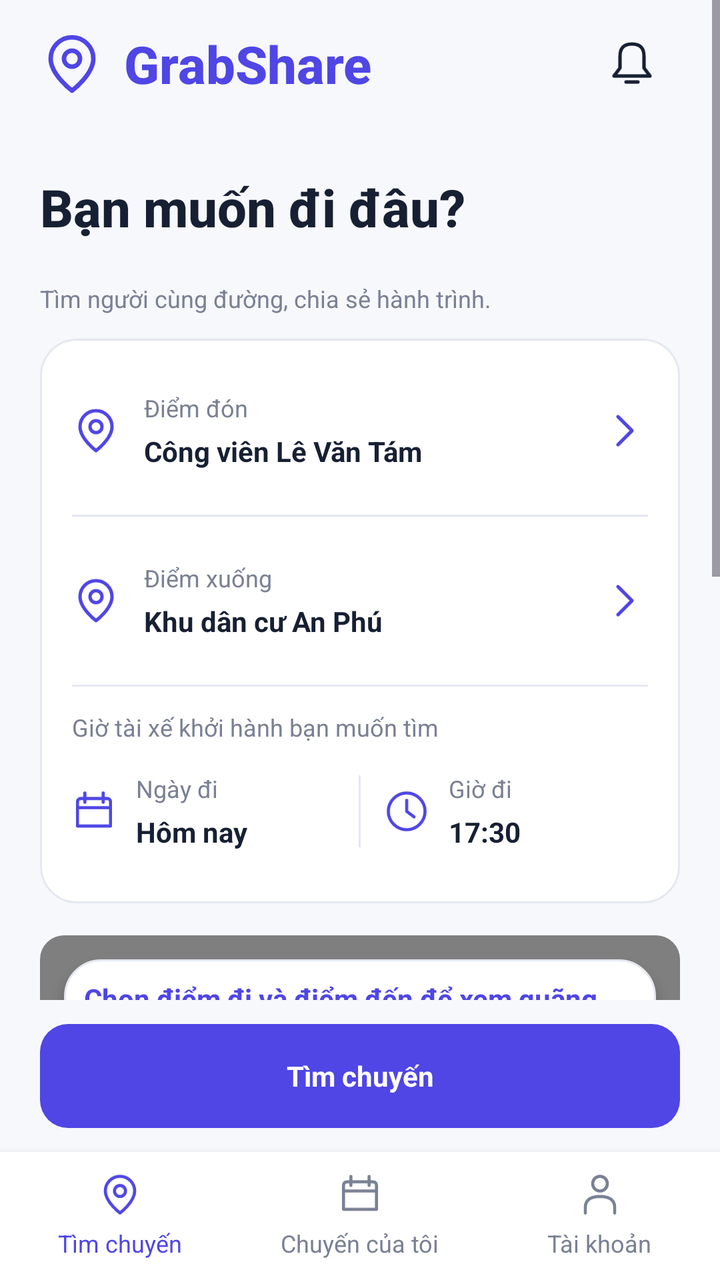
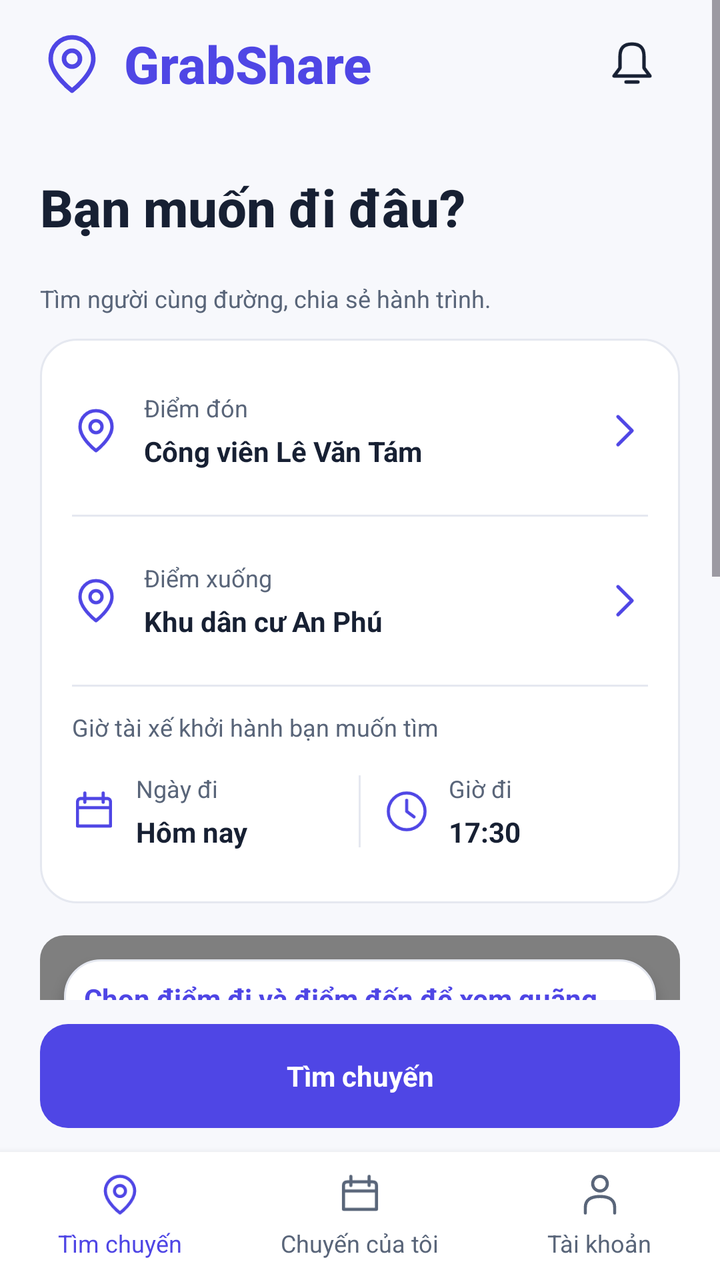

Screens rendered from an Android XML layout before and after an edit, with the pre-edit source and the edit as a unified diff.
<!-- AndroidManifest.xml: application theme Theme.GrabShare -->
<!-- res/layout/screen_home.xml -->
<?xml version="1.0" encoding="utf-8"?>
<LinearLayout xmlns:android="http://schemas.android.com/apk/res/android" xmlns:ns1="http://schemas.android.com/tools" android:layout_width="match_parent" android:layout_height="match_parent" android:orientation="vertical" android:background="@color/background" android:importantForAccessibility="noHideDescendants">
    <FrameLayout android:id="@+id/header" android:layout_width="match_parent" android:layout_height="64dp" android:paddingHorizontal="12dp" android:visibility="gone">
        <ImageButton android:id="@+id/header_back" style="@style/IconButton" android:layout_gravity="center_vertical|start" android:src="@drawable/ic_back" android:contentDescription="Quay lại" android:visibility="visible" android:clickable="false" android:focusable="false" />
        <TextView android:id="@+id/header_title" style="@style/Subtitle" android:layout_width="match_parent" android:layout_height="match_parent" android:layout_marginHorizontal="52dp" android:layout_marginBottom="0dp" android:gravity="center" android:text="Tìm chuyến" />
        <ImageButton android:id="@+id/header_action" style="@style/IconButton" android:layout_gravity="center_vertical|end" android:src="@drawable/ic_bell" android:contentDescription="Thông báo" android:visibility="visible" android:clickable="false" android:focusable="false" />
    </FrameLayout>
    <ScrollView android:id="@+id/main_scroll_view" android:layout_width="match_parent" android:layout_height="0dp" android:fillViewport="true" android:clipToPadding="false" android:layout_weight="1">
        <LinearLayout android:layout_width="match_parent" android:layout_height="wrap_content" android:orientation="vertical" android:paddingHorizontal="20dp" android:paddingTop="8dp" android:paddingBottom="24dp">
            <LinearLayout style="@style/Row">
                <ImageView android:layout_width="32dp" android:layout_height="32dp" android:src="@drawable/ic_pin" android:importantForAccessibility="no" />
                <TextView style="@style/Title" android:layout_width="0dp" android:layout_weight="1" android:text="GrabShare" android:textColor="@color/primary" android:layout_marginStart="10dp" android:layout_marginBottom="0dp" />
                <ImageButton android:id="@+id/home_notifications" style="@style/IconButton" android:contentDescription="Thông báo" android:src="@drawable/ic_bell" ns1:ignore="TouchTargetSizeCheck" android:clickable="false" android:focusable="false" />
            </LinearLayout>
            <TextView style="@style/Title" android:text="Bạn muốn đi đâu?" android:layout_marginTop="20dp" />
            <TextView style="@style/Hint" android:text="Tìm người cùng đường, chia sẻ hành trình." />
            <LinearLayout style="@style/Card">
                <LinearLayout android:id="@+id/pick_start" style="@style/Picker" android:clickable="false" android:focusable="false" android:foreground="?attr/selectableItemBackground">
                    <ImageView android:layout_width="24dp" android:layout_height="24dp" android:src="@drawable/ic_pin" android:importantForAccessibility="no" />
                    <LinearLayout android:layout_width="0dp" android:layout_height="wrap_content" android:layout_weight="1" android:orientation="vertical" android:layout_marginStart="12dp">
                        <TextView style="@style/Caption" android:text="Điểm đón" />
                        <TextView android:id="@+id/pick_start_value" style="@style/BodyBold" android:text="Công viên Lê Văn Tám" />
                    </LinearLayout>
                    <ImageView android:layout_width="24dp" android:layout_height="24dp" android:src="@drawable/ic_chevron" android:importantForAccessibility="no" />
                </LinearLayout>
                <View android:layout_width="match_parent" android:layout_height="1dp" android:layout_marginVertical="12dp" android:background="@color/border" />
                <LinearLayout android:id="@+id/pick_end" style="@style/Picker" android:clickable="false" android:focusable="false" android:foreground="?attr/selectableItemBackground">
                    <ImageView android:layout_width="24dp" android:layout_height="24dp" android:src="@drawable/ic_pin" android:importantForAccessibility="no" />
                    <LinearLayout android:layout_width="0dp" android:layout_height="wrap_content" android:layout_weight="1" android:orientation="vertical" android:layout_marginStart="12dp">
                        <TextView style="@style/Caption" android:text="Điểm xuống" />
                        <TextView android:id="@+id/pick_end_value" style="@style/BodyBold" android:text="Khu dân cư An Phú" />
                    </LinearLayout>
                    <ImageView android:layout_width="24dp" android:layout_height="24dp" android:src="@drawable/ic_chevron" android:importantForAccessibility="no" />
                </LinearLayout>
                <View android:layout_width="match_parent" android:layout_height="1dp" android:layout_marginVertical="12dp" android:background="@color/border" />
                <TextView style="@style/Caption" android:text="Giờ tài xế khởi hành bạn muốn tìm" />
                <include layout="@layout/view_search_schedule" />
            </LinearLayout>
            <include layout="@layout/view_home_map" />
            <TextView style="@style/Hint" android:text="Khoản đóng góp tính theo đoạn bạn đi, không theo km tài xế đi thêm." />
        </LinearLayout>
    </ScrollView>
    <LinearLayout android:id="@+id/action_area" android:layout_width="match_parent" android:layout_height="wrap_content" android:orientation="vertical" android:paddingHorizontal="20dp" android:paddingTop="4dp" android:paddingBottom="12dp" android:background="@color/background" android:visibility="visible">
        <androidx.appcompat.widget.AppCompatButton android:id="@+id/primary_action" style="@style/ButtonPrimary" android:text="Tìm chuyến" android:clickable="false" android:focusable="false" />
        <androidx.appcompat.widget.AppCompatButton android:id="@+id/secondary_action" style="@style/ButtonSecondary" android:text="Quay lại" android:visibility="gone" android:clickable="false" android:focusable="false" />
    </LinearLayout>
    <LinearLayout android:id="@+id/bottom_nav" android:layout_width="match_parent" android:layout_height="wrap_content" android:orientation="horizontal" android:background="@color/white" android:elevation="6dp" android:visibility="visible">
        <LinearLayout android:id="@+id/nav_home" android:layout_width="0dp" android:layout_height="64dp" android:layout_weight="1" android:orientation="vertical" android:gravity="center" android:clickable="false" android:focusable="false" android:foreground="?attr/selectableItemBackground">
            <ImageView android:id="@+id/nav_home_icon" android:layout_width="22dp" android:layout_height="22dp" android:src="@drawable/ic_pin" android:importantForAccessibility="no" android:tint="@color/primary" />
            <TextView android:id="@+id/nav_home_label" style="@style/Caption" android:text="Tìm chuyến" android:layout_marginTop="5dp" android:layout_marginBottom="0dp" android:textColor="@color/primary" />
        </LinearLayout>
        <LinearLayout android:id="@+id/nav_trips" android:layout_width="0dp" android:layout_height="64dp" android:layout_weight="1" android:orientation="vertical" android:gravity="center" android:clickable="false" android:focusable="false" android:foreground="?attr/selectableItemBackground">
            <ImageView android:id="@+id/nav_trips_icon" android:layout_width="22dp" android:layout_height="22dp" android:src="@drawable/ic_calendar" android:importantForAccessibility="no" android:tint="@color/muted" />
            <TextView android:id="@+id/nav_trips_label" style="@style/Caption" android:text="Chuyến của tôi" android:layout_marginTop="5dp" android:layout_marginBottom="0dp" android:textColor="@color/muted" />
        </LinearLayout>
        <LinearLayout android:id="@+id/nav_account" android:layout_width="0dp" android:layout_height="64dp" android:layout_weight="1" android:orientation="vertical" android:gravity="center" android:clickable="false" android:focusable="false" android:foreground="?attr/selectableItemBackground">
            <ImageView android:id="@+id/nav_account_icon" android:layout_width="22dp" android:layout_height="22dp" android:src="@drawable/ic_user" android:importantForAccessibility="no" android:tint="@color/muted" />
            <TextView android:id="@+id/nav_account_label" style="@style/Caption" android:text="Tài khoản" android:layout_marginTop="5dp" android:layout_marginBottom="0dp" android:textColor="@color/muted" />
        </LinearLayout>
    </LinearLayout>
</LinearLayout>
<!-- res/layout/view_search_schedule.xml (included above) -->
<?xml version="1.0" encoding="utf-8"?>
<LinearLayout xmlns:android="http://schemas.android.com/apk/res/android" android:layout_width="match_parent" android:layout_height="wrap_content" android:orientation="horizontal">
    <LinearLayout android:id="@+id/pick_date" android:layout_width="0dp" android:layout_height="60dp" android:layout_weight="1" android:gravity="center_vertical" android:orientation="horizontal" android:clickable="false" android:focusable="false" android:foreground="?attr/selectableItemBackground">
        <ImageView android:layout_width="22dp" android:layout_height="22dp" android:src="@drawable/ic_calendar" android:importantForAccessibility="no" />
        <LinearLayout android:layout_width="0dp" android:layout_height="wrap_content" android:layout_weight="1" android:layout_marginStart="10dp" android:orientation="vertical">
            <TextView style="@style/Caption" android:text="Ngày đi" />
            <TextView android:id="@+id/pick_date_value" style="@style/BodyBold" android:text="Hôm nay" />
        </LinearLayout>
    </LinearLayout>
    <View android:layout_width="1dp" android:layout_height="36dp" android:layout_gravity="center_vertical" android:layout_marginHorizontal="12dp" android:background="@color/border" />
    <LinearLayout android:id="@+id/pick_time" android:layout_width="0dp" android:layout_height="60dp" android:layout_weight="1" android:gravity="center_vertical" android:orientation="horizontal" android:clickable="false" android:focusable="false" android:foreground="?attr/selectableItemBackground">
        <ImageView android:layout_width="22dp" android:layout_height="22dp" android:src="@drawable/ic_clock" android:importantForAccessibility="no" />
        <LinearLayout android:layout_width="0dp" android:layout_height="wrap_content" android:layout_weight="1" android:layout_marginStart="10dp" android:orientation="vertical">
            <TextView style="@style/Caption" android:text="Giờ đi" />
            <TextView android:id="@+id/pick_time_value" style="@style/BodyBold" android:text="17:30" />
        </LinearLayout>
    </LinearLayout>
</LinearLayout>
<!-- res/layout/view_home_map.xml (included above) -->
<?xml version="1.0" encoding="utf-8"?>
<FrameLayout xmlns:android="http://schemas.android.com/apk/res/android"
    android:layout_width="match_parent"
    android:layout_height="300dp"
    android:layout_marginBottom="16dp"
    android:background="@drawable/bg_lavender"
    android:clipToOutline="true">

    
    <org.osmdroid.views.MapView
        android:id="@+id/map_view"
        android:layout_width="match_parent"
        android:layout_height="match_parent"
        android:contentDescription="Bản đồ tương tác" />

    <TextView
        android:id="@+id/home_route_distance"
        style="@style/BodyBold"
        android:layout_width="match_parent"
        android:layout_height="wrap_content"
        android:layout_gravity="top|start"
        android:layout_margin="12dp"
        android:padding="10dp"
        android:background="@drawable/bg_card"
        android:textColor="@color/primary"
        android:elevation="4dp"
        android:saveEnabled="false"
        android:accessibilityLiveRegion="polite"
        android:text="Chọn điểm đi và điểm đến để xem quãng đường" />

    <TextView
        android:layout_width="wrap_content"
        android:layout_height="wrap_content"
        android:layout_gravity="bottom|end"
        android:text="© OpenStreetMap contributors, © Geoapify"
        android:textSize="10sp"
        android:textColor="@color/muted"
        android:padding="4dp" />

</FrameLayout>
<!-- resources referenced by this layout -->
<resources>
  <color name="background">#F7F8FC</color>
  <color name="border">#E5E8F0</color>
  <color name="muted">#7A8194</color>
  <color name="primary">#4F46E5</color>
  <color name="white">#FFFFFFFF</color>
  <style name="BodyBold" parent="Body">
          <item name="android:textStyle">bold</item>
      </style>
  <style name="ButtonPrimary" parent="Widget.AppCompat.Button">
          <item name="android:layout_width">match_parent</item>
          <item name="android:layout_height">52dp</item>
          <item name="android:textAllCaps">false</item>
          <item name="android:textSize">14sp</item>
          <item name="android:textStyle">bold</item>
          <item name="android:textColor">@color/white</item>
          <item name="android:background">@drawable/bg_button</item>
          <item name="backgroundTint">@null</item>
          <item name="android:stateListAnimator">@null</item>
          <item name="android:minWidth">0dp</item>
          <item name="android:minHeight">0dp</item>
          <item name="android:layout_marginTop">8dp</item>
          <item name="android:paddingHorizontal">12dp</item>
      </style>
  <style name="ButtonSecondary" parent="ButtonPrimary">
          <item name="android:textColor">@color/primary</item>
          <item name="android:background">@drawable/bg_button_outline</item>
      </style>
  <style name="Caption" parent="Body">
          <item name="android:textSize">12sp</item>
          <item name="android:textColor">@color/muted</item>
          <item name="android:layout_marginBottom">4dp</item>
      </style>
  <style name="Picker" parent="Row">
          <item name="android:minHeight">60dp</item>
          <item name="android:layout_marginBottom">0dp</item>
          <item name="android:paddingVertical">8dp</item>
      </style>
  <style name="Subtitle" parent="BodyBold">
          <item name="android:textSize">18sp</item>
          <item name="android:layout_marginBottom">12dp</item>
      </style>
  <style name="Theme.GrabShare" parent="Base.Theme.GrabShare" />
  <color name="lavender">#EEF0FF</color>
  <!-- drawable bg_button (drawable) -->
  <?xml version="1.0" encoding="utf-8"?>
  <selector xmlns:android="http://schemas.android.com/apk/res/android">
      <item android:state_pressed="true">
          <shape>
              <solid android:color="@color/primary_dark" />
              <corners android:radius="14dp" />
          </shape>
      </item>
      <item>
          <shape>
              <solid android:color="@color/primary" />
              <corners android:radius="14dp" />
          </shape>
      </item>
  </selector>
  <!-- drawable bg_button_outline (drawable) -->
  <?xml version="1.0" encoding="utf-8"?>
  <shape xmlns:android="http://schemas.android.com/apk/res/android">
      <solid android:color="@color/white" />
      <corners android:radius="14dp" />
      <stroke android:width="1dp" android:color="@color/primary" />
  </shape>
  <color name="ink">#172033</color>
  <color name="primary_dark">#3730A3</color>
  <color name="coral">#F47C67</color>
  <!-- unchanged entries left out for length: 17 -->
</resources>

<!-- the commit's change to res/layout/screen_home.xml (unified diff, before → after) -->
@@ -1,5 +1,5 @@
 <?xml version="1.0" encoding="utf-8"?>
-<LinearLayout xmlns:android="http://schemas.android.com/apk/res/android" xmlns:ns1="http://schemas.android.com/tools" android:layout_width="match_parent" android:layout_height="match_parent" android:orientation="vertical" android:background="@color/background" android:importantForAccessibility="noHideDescendants">
+<LinearLayout xmlns:android="http://schemas.android.com/apk/res/android" xmlns:ns1="http://schemas.android.com/tools" android:layout_width="match_parent" android:layout_height="match_parent" android:orientation="vertical" android:background="@color/background">
     <FrameLayout android:id="@+id/header" android:layout_width="match_parent" android:layout_height="64dp" android:paddingHorizontal="12dp" android:visibility="gone">
         <ImageButton android:id="@+id/header_back" style="@style/IconButton" android:layout_gravity="center_vertical|start" android:src="@drawable/ic_back" android:contentDescription="Quay lại" android:visibility="visible" android:clickable="false" android:focusable="false" />
         <TextView android:id="@+id/header_title" style="@style/Subtitle" android:layout_width="match_parent" android:layout_height="match_parent" android:layout_marginHorizontal="52dp" android:layout_marginBottom="0dp" android:gravity="center" android:text="Tìm chuyến" />
<!-- resource entries referenced after the edit -->
@@ -2,7 +2,7 @@
 <resources>
   <color name="background">#F7F8FC</color>
   <color name="border">#E5E8F0</color>
-  <color name="muted">#7A8194</color>
+  <color name="muted">#596579</color>
   <color name="primary">#4F46E5</color>
   <color name="white">#FFFFFFFF</color>
   <style name="BodyBold" parent="Body">
@@ -10,21 +10,22 @@
       </style>
   <style name="ButtonPrimary" parent="Widget.AppCompat.Button">
           <item name="android:layout_width">match_parent</item>
-          <item name="android:layout_height">52dp</item>
+          <item name="android:layout_height">wrap_content</item>
           <item name="android:textAllCaps">false</item>
           <item name="android:textSize">14sp</item>
           <item name="android:textStyle">bold</item>
-          <item name="android:textColor">@color/white</item>
+          <item name="android:textColor">@color/button_primary_text</item>
           <item name="android:background">@drawable/bg_button</item>
           <item name="backgroundTint">@null</item>
           <item name="android:stateListAnimator">@null</item>
           <item name="android:minWidth">0dp</item>
-          <item name="android:minHeight">0dp</item>
+          <item name="android:minHeight">52dp</item>
           <item name="android:layout_marginTop">8dp</item>
           <item name="android:paddingHorizontal">12dp</item>
+          <item name="android:paddingVertical">12dp</item>
       </style>
   <style name="ButtonSecondary" parent="ButtonPrimary">
-          <item name="android:textColor">@color/primary</item>
+          <item name="android:textColor">@color/button_secondary_text</item>
           <item name="android:background">@drawable/bg_button_outline</item>
       </style>
   <style name="Caption" parent="Body">
@@ -39,13 +40,19 @@
       </style>
   <style name="Subtitle" parent="BodyBold">
           <item name="android:textSize">18sp</item>
-          <item name="android:layout_marginBottom">12dp</item>
+          <item name="android:layout_marginBottom">0dp</item>
       </style>
   <style name="Theme.GrabShare" parent="Base.Theme.GrabShare" />
   <color name="lavender">#EEF0FF</color>
   <!-- drawable bg_button (drawable) -->
   <?xml version="1.0" encoding="utf-8"?>
   <selector xmlns:android="http://schemas.android.com/apk/res/android">
+      <item android:state_enabled="false">
+          <shape>
+              <solid android:color="@color/disabled_background" />
+              <corners android:radius="14dp" />
+          </shape>
+      </item>
       <item android:state_pressed="true">
           <shape>
               <solid android:color="@color/primary_dark" />
@@ -61,12 +68,31 @@
   </selector>
   <!-- drawable bg_button_outline (drawable) -->
   <?xml version="1.0" encoding="utf-8"?>
-  <shape xmlns:android="http://schemas.android.com/apk/res/android">
-      <solid android:color="@color/white" />
-      <corners android:radius="14dp" />
-      <stroke android:width="1dp" android:color="@color/primary" />
-  </shape>
+  <selector xmlns:android="http://schemas.android.com/apk/res/android">
+      <item android:state_enabled="false">
+          <shape>
+              <solid android:color="@color/disabled_background" />
+              <corners android:radius="14dp" />
+              <stroke android:width="1dp" android:color="@color/border" />
+          </shape>
+      </item>
+      <item android:state_pressed="true">
+          <shape>
+              <solid android:color="@color/lavender" />
+              <corners android:radius="14dp" />
+              <stroke android:width="1dp" android:color="@color/primary" />
+          </shape>
+      </item>
+      <item>
+          <shape>
+              <solid android:color="@color/white" />
+              <corners android:radius="14dp" />
+              <stroke android:width="1dp" android:color="@color/primary" />
+          </shape>
+      </item>
+  </selector>
   <color name="ink">#172033</color>
+  <color name="disabled_background">#E5E8F0</color>
   <color name="primary_dark">#3730A3</color>
   <color name="coral">#F47C67</color>
   <!-- unchanged entries left out for length: 17 -->
